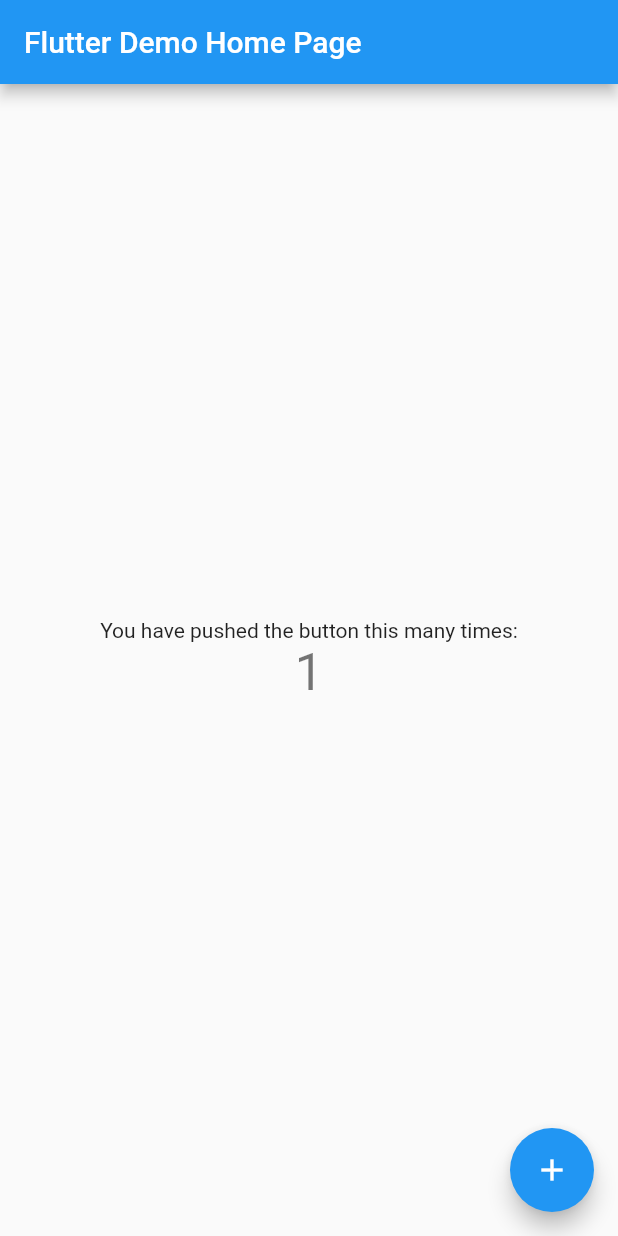
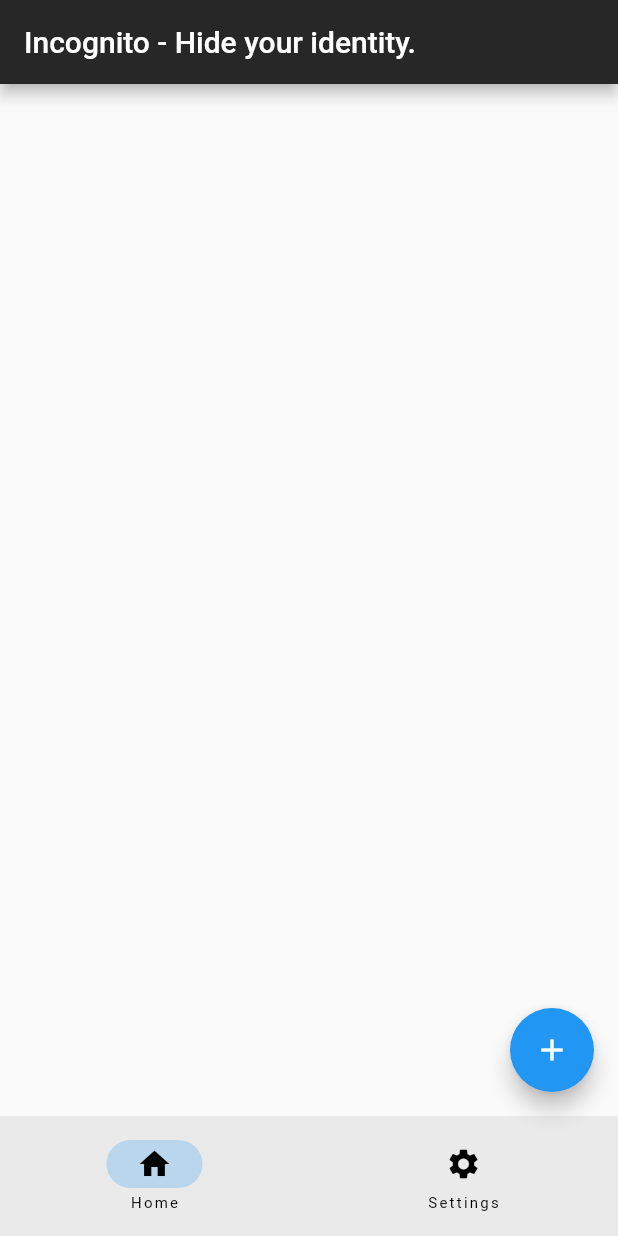
Before and after one commit to NotAddison/Incognito, a Flutter app: the screen it shows after launch, after a tap on the "add" icon, on a phone screen of 412 x 824 dp. Run offline on Flutter 3.47's test engine with Material 2 defaults, Android fonts, the phone set to English and light mode, and no system bars.

Commit message:
feat: main.dart

```diff
--- a/incognito/lib/main.dart
+++ b/incognito/lib/main.dart
@@ -1,5 +1,6 @@
 import 'package:flutter/material.dart';
 
+// Main function to Run App
 void main() {
   runApp(const MyApp());
 }
@@ -7,109 +8,56 @@
 class MyApp extends StatelessWidget {
   const MyApp({super.key});
 
-  // This widget is the root of your application.
   @override
   Widget build(BuildContext context) {
     return MaterialApp(
-      title: 'Flutter Demo',
-      theme: ThemeData(
-        // This is the theme of your application.
-        //
-        // Try running your application with "flutter run". You'll see the
-        // application has a blue toolbar. Then, without quitting the app, try
-        // changing the primarySwatch below to Colors.green and then invoke
-        // "hot reload" (press "r" in the console where you ran "flutter run",
-        // or simply save your changes to "hot reload" in a Flutter IDE).
-        // Notice that the counter didn't reset back to zero; the application
-        // is not restarted.
-        primarySwatch: Colors.blue,
-      ),
-      home: const MyHomePage(title: 'Flutter Demo Home Page'),
+      theme: ThemeData(primarySwatch: Colors.red),
+      home: const RootPage(),
     );
   }
 }
 
-class MyHomePage extends StatefulWidget {
-  const MyHomePage({super.key, required this.title});
-
-  // This widget is the home page of your application. It is stateful, meaning
-  // that it has a State object (defined below) that contains fields that affect
-  // how it looks.
-
-  // This class is the configuration for the state. It holds the values (in this
-  // case the title) provided by the parent (in this case the App widget) and
-  // used by the build method of the State. Fields in a Widget subclass are
-  // always marked "final".
-
-  final String title;
+class RootPage extends StatefulWidget {
+  const RootPage({super.key});
 
   @override
-  State<MyHomePage> createState() => _MyHomePageState();
+  State<RootPage> createState() => _RootPageState();
 }
 
-class _MyHomePageState extends State<MyHomePage> {
-  int _counter = 0;
-
-  void _incrementCounter() {
-    setState(() {
-      // This call to setState tells the Flutter framework that something has
-      // changed in this State, which causes it to rerun the build method below
-      // so that the display can reflect the updated values. If we changed
-      // _counter without calling setState(), then the build method would not be
-      // called again, and so nothing would appear to happen.
-      _counter++;
-    });
-  }
+class _RootPageState extends State<RootPage> {
+  // Variable declaration
+  int userCount = 0;
+  int currentPage = 0;
 
   @override
   Widget build(BuildContext context) {
-    // This method is rerun every time setState is called, for instance as done
-    // by the _incrementCounter method above.
-    //
-    // The Flutter framework has been optimized to make rerunning build methods
-    // fast, so that you can just rebuild anything that needs updating rather
-    // than having to individually change instances of widgets.
-    return Scaffold(
-      appBar: AppBar(
-        // Here we take the value from the MyHomePage object that was created by
-        // the App.build method, and use it to set our appbar title.
-        title: Text(widget.title),
-      ),
-      body: Center(
-        // Center is a layout widget. It takes a single child and positions it
-        // in the middle of the parent.
-        child: Column(
-          // Column is also a layout widget. It takes a list of children and
-          // arranges them vertically. By default, it sizes itself to fit its
-          // children horizontally, and tries to be as tall as its parent.
-          //
-          // Invoke "debug painting" (press "p" in the console, choose the
-          // "Toggle Debug Paint" action from the Flutter Inspector in Android
-          // Studio, or the "Toggle Debug Paint" command in Visual Studio Code)
-          // to see the wireframe for each widget.
-          //
-          // Column has various properties to control how it sizes itself and
-          // how it positions its children. Here we use mainAxisAlignment to
-          // center the children vertically; the main axis here is the vertical
-          // axis because Columns are vertical (the cross axis would be
-          // horizontal).
-          mainAxisAlignment: MainAxisAlignment.center,
-          children: <Widget>[
-            const Text(
-              'You have pushed the button this many times:',
-            ),
-            Text(
-              '$_counter',
-              style: Theme.of(context).textTheme.headline4,
-            ),
+    return MaterialApp(
+      home: Scaffold(
+        appBar: AppBar(
+          backgroundColor: const Color.fromARGB(255, 39, 39, 39),
+          title: const Text("Incognito - Hide your identity."),
+        ),
+        floatingActionButton: FloatingActionButton(
+            child: const Icon(Icons.add),
+            onPressed: () {
+              print("Clicked");
+              print(userCount);
+              userCount++;
+            }),
+        bottomNavigationBar: NavigationBar(
+          destinations: const [
+            NavigationDestination(icon: Icon(Icons.home), label: "Home"),
+            NavigationDestination(
+                icon: Icon(Icons.settings), label: "Settings"),
           ],
+          onDestinationSelected: (int index) {
+            setState(() {
+              currentPage = index;
+            });
+          },
+          selectedIndex: currentPage,
         ),
       ),
-      floatingActionButton: FloatingActionButton(
-        onPressed: _incrementCounter,
-        tooltip: 'Increment',
-        child: const Icon(Icons.add),
-      ), // This trailing comma makes auto-formatting nicer for build methods.
     );
   }
 }
```
